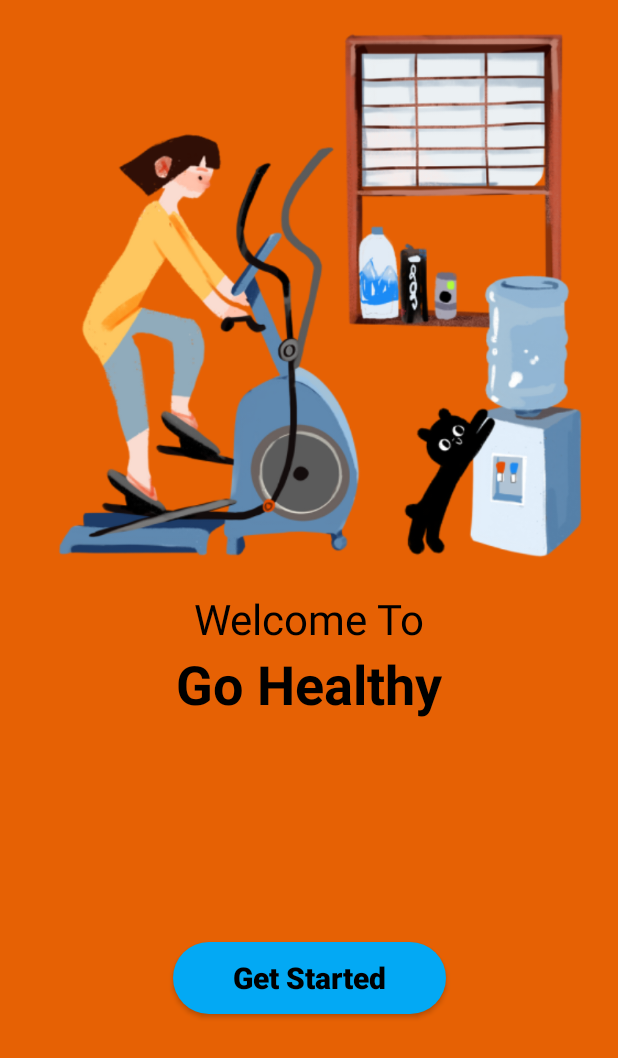
After one commit to Sian1902/Go-Healthy, an Android app: the fragment WelcomeFragment shown on its own in the app's theme, on a phone screen of 412 x 824 dp. The commit adds this screen. Shown: the top 1058 px of the screen. Run offline under Robolectric (Android 15) with nearby library versions, the phone set to English and light mode, and no system bars.

Commit message:
Added welcome fragment

```diff
--- /dev/null
+++ b/app/src/main/java/com/example/gohealthy/WelcomeFragment.kt
@@ -0,0 +1,26 @@
+package com.example.gohealthy
+
+import android.os.Bundle
+import androidx.fragment.app.Fragment
+import android.view.LayoutInflater
+import android.view.View
+import android.view.ViewGroup
+
+
+class WelcomeFragment : Fragment() {
+
+
+    override fun onCreate(savedInstanceState: Bundle?) {
+        super.onCreate(savedInstanceState)
+    }
+
+    override fun onCreateView(
+        inflater: LayoutInflater, container: ViewGroup?,
+        savedInstanceState: Bundle?
+    ): View? {
+        // Inflate the layout for this fragment
+        return inflater.inflate(R.layout.fragment_welcome, container, false)
+    }
+
+
+}
--- /dev/null
+++ b/app/src/main/res/drawable/button_bg.xml
@@ -0,0 +1,9 @@
+<?xml version="1.0" encoding="utf-8"?>
+<selector xmlns:android="http://schemas.android.com/apk/res/android">
+    <item>
+        <shape android:shape="rectangle">
+            <solid android:color="#03A9F4" /> <!-- Light Blue Background -->
+            <corners android:radius="35dp" />
+        </shape>
+    </item>
+</selector>
--- /dev/null
+++ b/app/src/main/res/layout/fragment_welcome.xml
@@ -0,0 +1,59 @@
+<?xml version="1.0" encoding="utf-8"?>
+<androidx.constraintlayout.widget.ConstraintLayout xmlns:android="http://schemas.android.com/apk/res/android"
+    xmlns:tools="http://schemas.android.com/tools"
+    android:layout_width="match_parent"
+    android:layout_height="match_parent"
+    xmlns:app="http://schemas.android.com/apk/res-auto"
+    tools:context=".WelcomeFragment"
+    android:background="@color/orange_bg">
+
+  <TextView
+      android:id="@+id/welcomeText"
+      android:layout_width="wrap_content"
+      android:layout_height="wrap_content"
+      app:layout_constraintStart_toStartOf="parent"
+      app:layout_constraintEnd_toEndOf="parent"
+      app:layout_constraintTop_toTopOf="parent"
+      app:layout_constraintBottom_toBottomOf="parent"
+      android:textSize="28sp"
+      android:textColor="@color/black"
+      android:text="@string/welcome_text"/>
+    <TextView
+        android:id="@+id/appName"
+        android:layout_width="wrap_content"
+        android:layout_height="wrap_content"
+        app:layout_constraintStart_toStartOf="parent"
+        app:layout_constraintEnd_toEndOf="parent"
+        app:layout_constraintTop_toBottomOf="@id/welcomeText"
+        android:textSize="36sp"
+        android:textStyle="bold"
+        android:textColor="@color/black"
+
+        android:text="@string/app_name"
+        />
+    <ImageView
+        android:layout_width="0dp"
+        android:layout_height="0dp"
+        app:layout_constraintStart_toStartOf="parent"
+        app:layout_constraintEnd_toEndOf="parent"
+        app:layout_constraintBottom_toTopOf="@id/welcomeText"
+        app:layout_constraintTop_toTopOf="parent"
+        android:src="@drawable/welcome_bg"
+        />
+    <androidx.appcompat.widget.AppCompatButton
+        android:layout_width="wrap_content"
+        android:layout_height="wrap_content"
+        app:layout_constraintStart_toStartOf="parent"
+        app:layout_constraintEnd_toEndOf="parent"
+        app:layout_constraintTop_toBottomOf="@id/appName"
+        app:layout_constraintBottom_toBottomOf="parent"
+        android:background="@drawable/button_bg"
+        android:text="Get Started"
+        android:textAllCaps="false"
+        android:textSize="20sp"
+        android:textStyle="bold"
+        android:textColor="@color/black"
+        android:paddingRight="40dp"
+        android:paddingLeft="40dp"/>
+
+</androidx.constraintlayout.widget.ConstraintLayout>
--- a/app/src/main/res/values/colors.xml
+++ b/app/src/main/res/values/colors.xml
@@ -2,4 +2,5 @@
 <resources>
     <color name="black">#FF000000</color>
     <color name="white">#FFFFFFFF</color>
+    <color name="orange_bg">#e66104</color>
 </resources>
--- a/app/src/main/res/values/strings.xml
+++ b/app/src/main/res/values/strings.xml
@@ -1,3 +1,7 @@
 <resources>
     <string name="app_name">Go Healthy</string>
+    <!-- TODO: Remove or change this placeholder text -->
+    <string name="hello_blank_fragment">Hello blank fragment</string>
+    <string name="appp_Name">GO HEALTHY</string>
+    <string name="welcome_text">Welcome To</string>
 </resources>
```
Also changed, not shown: app/src/main/res/drawable/welcome_bg.png (added).
